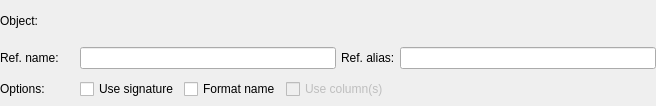
Above: libs/libgui/ui/dbobjects/referenceswidget.ui from pgmodeler/pgmodeler before the change. Below: the same form after it.
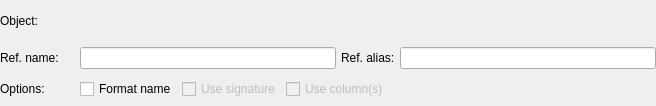
That is the form after the change.

Commit message: Minor adjustment in ReferencesWidget to avoid "use signature" option to be checked when "format name" is unchecked.

The edit to the form file:
```diff
--- a/libs/libgui/ui/dbobjects/referenceswidget.ui
+++ b/libs/libgui/ui/dbobjects/referenceswidget.ui
@@ -160,25 +160,6 @@
    </item>
    <item row="2" column="1">
     <layout class="QHBoxLayout" name="horizontalLayout_3">
-     <item>
-      <widget class="QCheckBox" name="use_signature_chk">
-       <property name="sizePolicy">
-        <sizepolicy hsizetype="Fixed" vsizetype="Fixed">
-         <horstretch>0</horstretch>
-         <verstretch>0</verstretch>
-        </sizepolicy>
-       </property>
-       <property name="toolTip">
-        <string>&lt;p&gt;Use the referenced object's signature instead of its name. For some objects like functions, casts, operators and some others the signature will include parameters types and some other information.&lt;/p&gt;</string>
-       </property>
-       <property name="statusTip">
-        <string/>
-       </property>
-       <property name="text">
-        <string>Use signature</string>
-       </property>
-      </widget>
-     </item>
      <item>
       <widget class="QCheckBox" name="format_name_chk">
        <property name="sizePolicy">
@@ -198,6 +179,28 @@
        </property>
       </widget>
      </item>
+     <item>
+      <widget class="QCheckBox" name="use_signature_chk">
+       <property name="enabled">
+        <bool>false</bool>
+       </property>
+       <property name="sizePolicy">
+        <sizepolicy hsizetype="Fixed" vsizetype="Fixed">
+         <horstretch>0</horstretch>
+         <verstretch>0</verstretch>
+        </sizepolicy>
+       </property>
+       <property name="toolTip">
+        <string>&lt;p&gt;Use the referenced object's signature instead of its name. For some objects like functions, casts, operators and some others the signature will include parameters types and some other information.&lt;/p&gt;</string>
+       </property>
+       <property name="statusTip">
+        <string/>
+       </property>
+       <property name="text">
+        <string>Use signature</string>
+       </property>
+      </widget>
+     </item>
      <item>
       <widget class="QCheckBox" name="use_columns_chk">
        <property name="enabled">
```
The commit also changes 1 other file.
